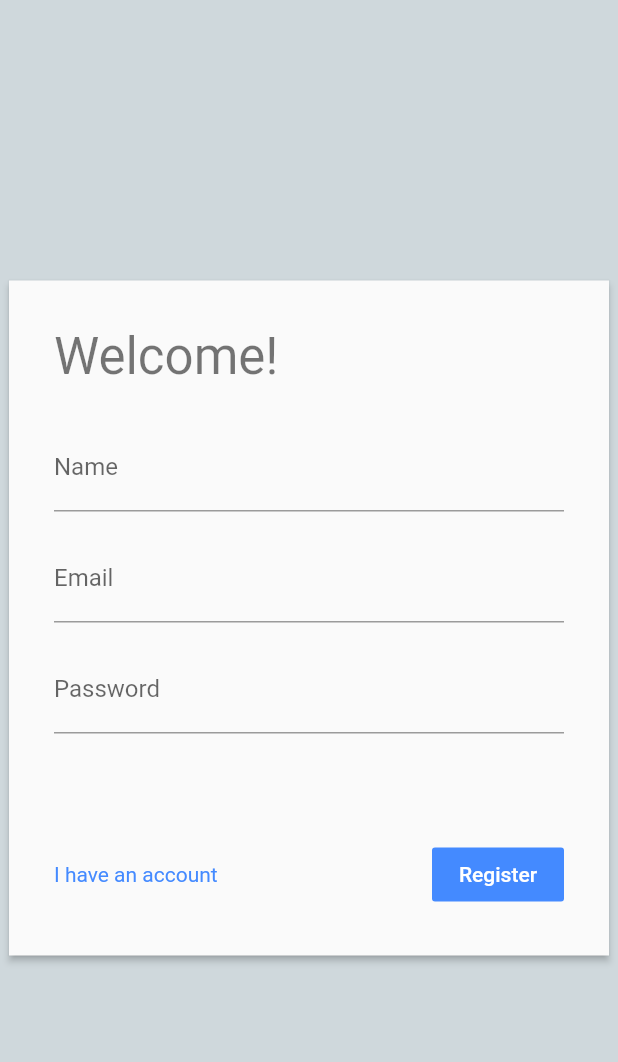
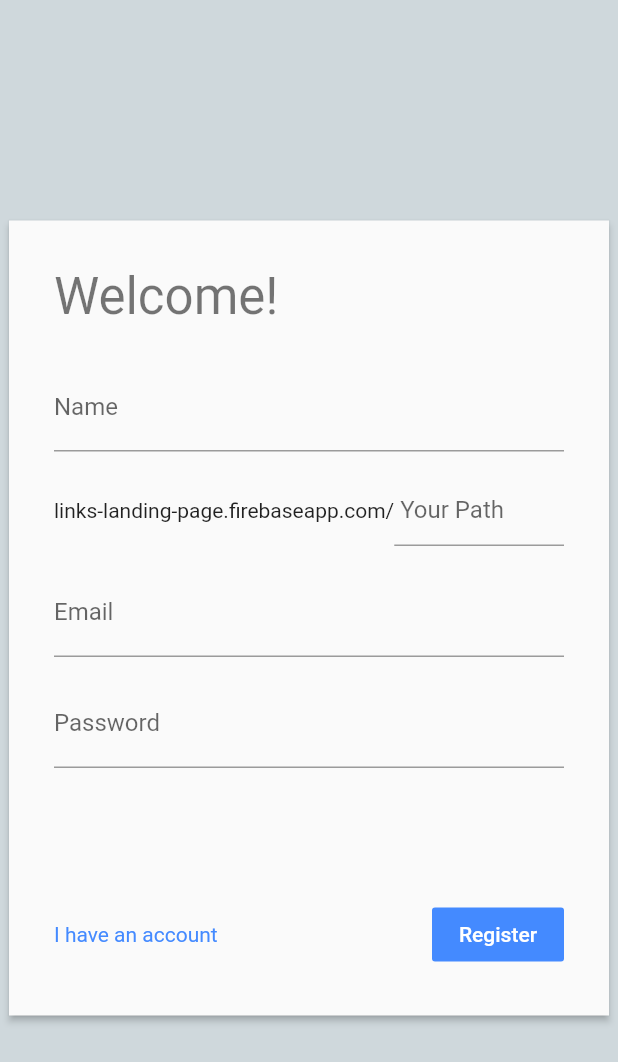
Before and after one commit to happyharis/udemy-links-landing-page, a Flutter app: the screen it shows after launch, after a tap on "Create Account", on a phone screen of 412 x 824 dp. Shown: the top 1062 px of the screen. Run offline on Flutter 3.47's test engine with Material 2 defaults, Android fonts, the phone set to English and light mode, and no system bars; our stand-ins replace cloud_firestore, firebase_auth; missing offline and left inert: dart:html, firebase; accounts and stored records are empty.

Commit message:
🎨 Merge changes

```diff
--- a/lib/helpers/firestore_service.dart
+++ b/lib/helpers/firestore_service.dart
@@ -8,7 +8,7 @@ Stream<User> userData(String uid) {
   });
 }
 
-userLinksCollection(CollectionReference linksCollection) {
+Stream<List<Link>> userLinksCollection(CollectionReference linksCollection) {
   if (linksCollection == null) return null;
   return linksCollection.snapshots().map((snapshot) {
     return snapshot.documents.map((doc) => Link.fromDocument(doc)).toList();
--- a/lib/main.dart
+++ b/lib/main.dart
@@ -5,7 +5,7 @@ import 'package:links_landing_page/helpers/firestore_service.dart';
 import 'package:links_landing_page/login_page.dart';
 import 'package:links_landing_page/models/links.dart';
 import 'package:links_landing_page/models/users.dart';
-import 'package:links_landing_page/not_found_page.dart';
+import 'package:links_landing_page/public_landing_page.dart';
 import 'package:links_landing_page/register_page.dart';
 import 'package:links_landing_page/settings/settings_page.dart';
 import 'package:provider/provider.dart';
@@ -77,7 +77,7 @@ class AuthWidget extends StatelessWidget {
     } else if (notLoggedInUserGoToRegister) {
       return RegisterPage();
     } else {
-      return NotFoundPage(routeName: settingsName);
+      return PublicLandingPage(routeName: settingsName);
     }
   }
 }
--- a/lib/register_page.dart
+++ b/lib/register_page.dart
@@ -10,12 +10,13 @@ class RegisterPage extends StatelessWidget {
     TextEditingController _emailTextController = TextEditingController();
     TextEditingController _passwordTextController = TextEditingController();
     TextEditingController _nameTextController = TextEditingController();
+    TextEditingController _namePathTextController = TextEditingController();
     final _formKey = GlobalKey<FormState>();
     return Scaffold(
       backgroundColor: Colors.blueGrey.shade100,
       body: Center(
         child: SizedBox(
-          height: 450,
+          height: 530,
           width: 400,
           child: Material(
             elevation: 2,
@@ -38,6 +39,25 @@ class RegisterPage extends StatelessWidget {
                       decoration: InputDecoration(
                         labelText: 'Name',
                       ),
+                    ),
+                    SizedBox(height: 15),
+                    Row(
+                      mainAxisSize: MainAxisSize.min,
+                      mainAxisAlignment: MainAxisAlignment.start,
+                      crossAxisAlignment: CrossAxisAlignment.center,
+                      children: <Widget>[
+                        Text('links-landing-page.firebaseapp.com/'),
+                        Expanded(
+                          child: TextFormField(
+                            controller: _namePathTextController,
+                            validator: (value) =>
+                                value.isEmpty ? 'Please enter a path' : null,
+                            decoration: InputDecoration(
+                              hintText: ' Your Path',
+                            ),
+                          ),
+                        ),
+                      ],
                     ),
                     SizedBox(height: 15),
                     TextFormField(
@@ -80,6 +100,7 @@ class RegisterPage extends StatelessWidget {
                               final email = _emailTextController.text;
                               final password = _passwordTextController.text;
                               final name = _nameTextController.text;
+                              final namePath = _namePathTextController.text;
                               final firebaseAuth = FirebaseAuth.instance;
                               firebaseAuth
                                   .createUserWithEmailAndPassword(
@@ -93,6 +114,7 @@ class RegisterPage extends StatelessWidget {
                                     .setData({
                                   'name': name,
                                   'profile_picture': '',
+                                  'name_path': namePath
                                 });
                                 Navigator.of(context).pushNamed('/settings');
                               }).catchError((error) =>
--- a/lib/settings/phone_preview.dart
+++ b/lib/settings/phone_preview.dart
@@ -35,7 +35,7 @@ class PhonePreview extends StatelessWidget {
                   )
                 ],
               ),
-              child: LandingPage(
+              child: LandingPage.preview(
                 boxDecoration: BoxDecoration(
                   color: Colors.white,
                   border: Border.all(width: 10),
```
Also changed, not shown: lib/landing_page.dart (+23 -3 lines), lib/not_found_page.dart (deleted, +0 -16 lines), lib/public_landing_page.dart (added, +64 -0 lines).
